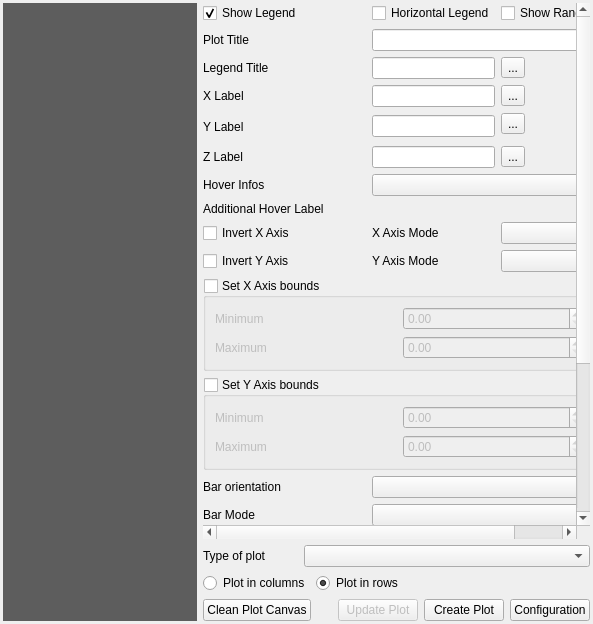
The window that DataPlotly/ui/dataplotly_dockwidget_base.ui (ghtmtt/DataPlotly) describes before a commit, drawn with Qt 5.
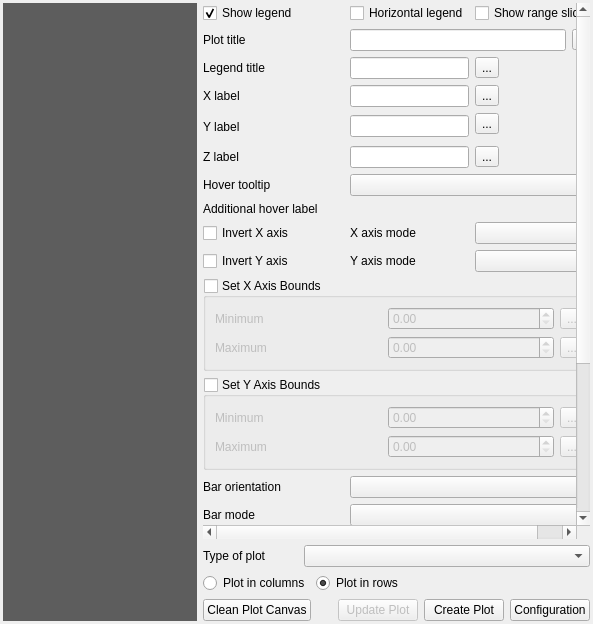
The same window after the commit. The open tabs and pages were chosen to show the change. Custom widgets are drawn as their Qt base class.

Commit message: Capitalization hig fixes

Patch:
```diff
--- a/DataPlotly/ui/dataplotly_dockwidget_base.ui
+++ b/DataPlotly/ui/dataplotly_dockwidget_base.ui
@@ -619,7 +619,7 @@
                  <item row="10" column="0">
                   <widget class="QCheckBox" name="invert_x_check">
                    <property name="text">
-                    <string>Invert X Axis</string>
+                    <string>Invert X axis</string>
                    </property>
                   </widget>
                  </item>
@@ -666,7 +666,7 @@
                  <item row="11" column="0">
                   <widget class="QCheckBox" name="invert_y_check">
                    <property name="text">
-                    <string>Invert Y Axis</string>
+                    <string>Invert Y axis</string>
                    </property>
                   </widget>
                  </item>
@@ -676,7 +676,7 @@
                  <item row="3" column="0">
                   <widget class="QLabel" name="x_axis_label">
                    <property name="text">
-                    <string>X Label</string>
+                    <string>X label</string>
                    </property>
                   </widget>
                  </item>
@@ -719,7 +719,7 @@
                  <item row="8" column="0">
                   <widget class="QLabel" name="additional_info_label">
                    <property name="text">
-                    <string>Additional Hover Label</string>
+                    <string>Additional hover label</string>
                    </property>
                   </widget>
                  </item>
@@ -729,7 +729,7 @@
                  <item row="0" column="2">
                   <widget class="QCheckBox" name="range_slider_combo">
                    <property name="text">
-                    <string>Show RangeSlider</string>
+                    <string>Show range slider</string>
                    </property>
                   </widget>
                  </item>
@@ -739,28 +739,28 @@
                  <item row="6" column="0">
                   <widget class="QLabel" name="z_axis_label">
                    <property name="text">
-                    <string>Z Label</string>
+                    <string>Z label</string>
                    </property>
                   </widget>
                  </item>
                  <item row="23" column="0">
                   <widget class="QCheckBox" name="bins_check">
                    <property name="text">
-                    <string>Choose manually the bins</string>
+                    <string>Manual bin size</string>
                    </property>
                   </widget>
                  </item>
                  <item row="2" column="0">
                   <widget class="QLabel" name="legend_label">
                    <property name="text">
-                    <string>Legend Title</string>
+                    <string>Legend title</string>
                    </property>
                   </widget>
                  </item>
                  <item row="0" column="0">
                   <widget class="QCheckBox" name="show_legend_check">
                    <property name="text">
-                    <string>Show Legend</string>
+                    <string>Show legend</string>
                    </property>
                    <property name="checked">
                     <bool>true</bool>
@@ -797,21 +797,21 @@
                  <item row="7" column="0">
                   <widget class="QLabel" name="info_label">
                    <property name="text">
-                    <string>Hover Infos</string>
+                    <string>Hover tooltip</string>
                    </property>
                   </widget>
                  </item>
                  <item row="0" column="1">
                   <widget class="QCheckBox" name="orientation_legend_check">
                    <property name="text">
-                    <string>Horizontal Legend</string>
+                    <string>Horizontal legend</string>
                    </property>
                   </widget>
                  </item>
                  <item row="1" column="0">
                   <widget class="QLabel" name="plot_title_lab">
                    <property name="text">
-                    <string>Plot Title</string>
+                    <string>Plot title</string>
                    </property>
                   </widget>
                  </item>
@@ -821,14 +821,14 @@
                     <bool>true</bool>
                    </property>
                    <property name="text">
-                    <string>Cumulative Histogram</string>
+                    <string>Cumulative histogram</string>
                    </property>
                   </widget>
                  </item>
                  <item row="4" column="0" rowspan="2">
                   <widget class="QLabel" name="y_axis_label">
                    <property name="text">
-                    <string>Y Label</string>
+                    <string>Y label</string>
                    </property>
                   </widget>
                  </item>
@@ -838,7 +838,7 @@
                     <bool>true</bool>
                    </property>
                    <property name="text">
-                    <string>Invert Histogram Direction</string>
+                    <string>Invert histogram direction</string>
                    </property>
                   </widget>
                  </item>
@@ -848,7 +848,7 @@
                  <item row="18" column="0">
                   <widget class="QLabel" name="box_statistic_label">
                    <property name="text">
-                    <string>Show Statistics</string>
+                    <string>Show statistics</string>
                    </property>
                   </widget>
                  </item>
@@ -882,7 +882,7 @@
                  <item row="21" column="0">
                   <widget class="QCheckBox" name="showMeanCheck">
                    <property name="text">
-                    <string>Show Mean Line</string>
+                    <string>Show mean line</string>
                    </property>
                    <property name="checked">
                     <bool>true</bool>
@@ -892,7 +892,7 @@
                  <item row="16" column="0">
                   <widget class="QLabel" name="bar_mode_lab">
                    <property name="text">
-                    <string>Bar Mode</string>
+                    <string>Bar mode</string>
                    </property>
                   </widget>
                  </item>
@@ -912,21 +912,21 @@
                  <item row="11" column="1">
                   <widget class="QLabel" name="y_axis_mode_label">
                    <property name="text">
-                    <string>Y Axis Mode</string>
+                    <string>Y axis mode</string>
                    </property>
                   </widget>
                  </item>
                  <item row="10" column="1">
                   <widget class="QLabel" name="x_axis_mode_label">
                    <property name="text">
-                    <string>X Axis Mode</string>
+                    <string>X axis mode</string>
                    </property>
                   </widget>
                  </item>
                  <item row="12" column="0" colspan="3">
                   <widget class="QgsCollapsibleGroupBox" name="x_axis_bounds_check">
                    <property name="title">
-                    <string>Set X Axis bounds</string>
+                    <string>Set X Axis Bounds</string>
                    </property>
                    <property name="checkable">
                     <bool>true</bool>
@@ -975,7 +975,7 @@
                  <item row="13" column="0" colspan="3">
                   <widget class="QgsCollapsibleGroupBox" name="y_axis_bounds_check">
                    <property name="title">
-                    <string>Set Y Axis bounds</string>
+                    <string>Set Y Axis Bounds</string>
                    </property>
                    <property name="checkable">
                     <bool>true</bool>
```
